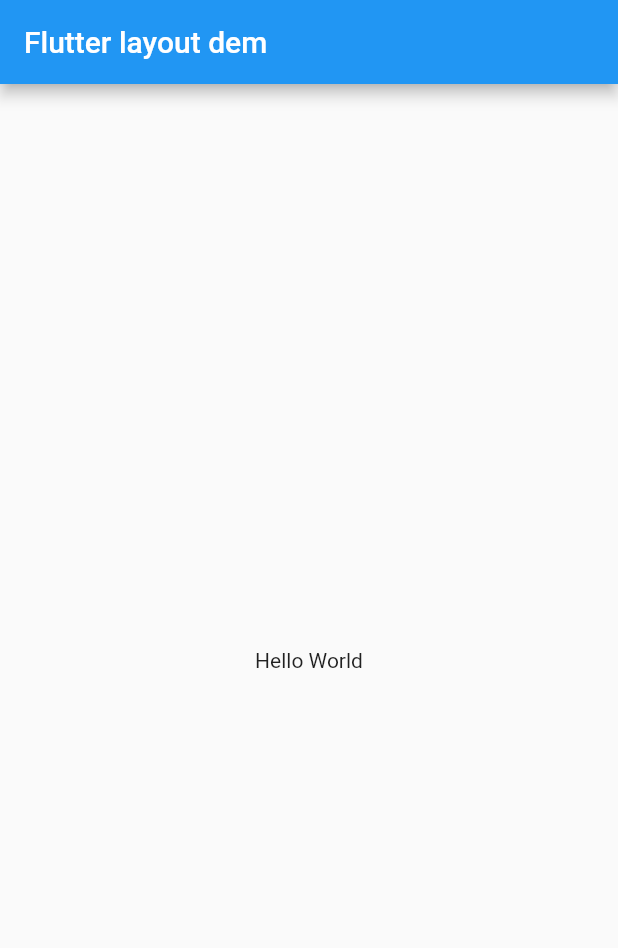
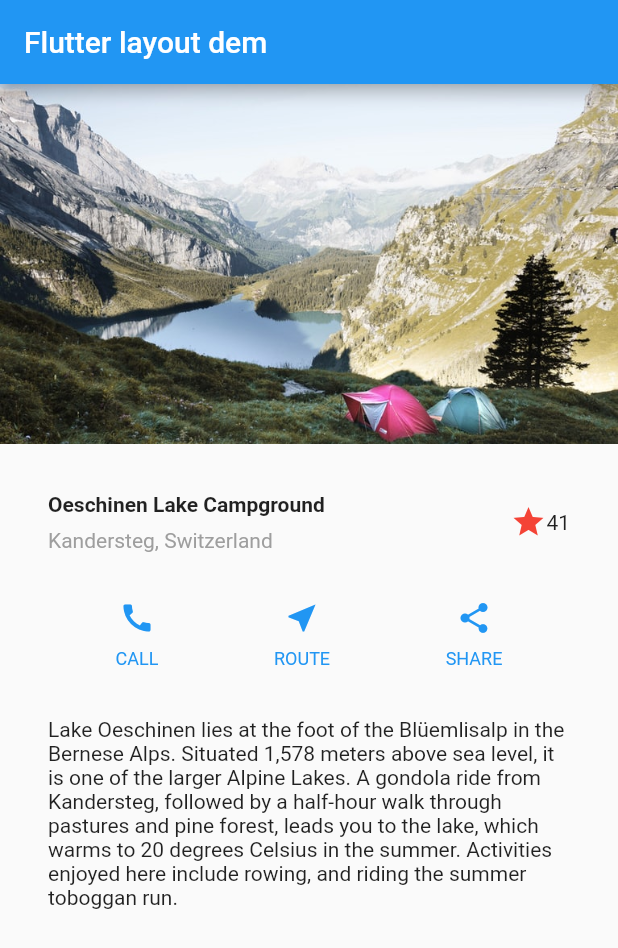
Before and after one commit to TerrenceFong/flutter-iComic, a Flutter app: the screen it shows after launch, on a phone screen of 412 x 824 dp. Shown: the top 948 px of the screen. Run offline on Flutter 3.47's test engine with Material 2 defaults, Android fonts, the light colour scheme and no system bars.

Commit message:
feat: layout/tutorial

```diff
--- a/lib/main.dart
+++ b/lib/main.dart
@@ -2,24 +2,114 @@
 // Use of this source code is governed by a BSD-style license that can be
 // found in the LICENSE file.
 
-import 'package:english_words/english_words.dart';
 import 'package:flutter/material.dart';
 
 void main() => runApp(MyApp());
 
 class MyApp extends StatelessWidget {
-  @override
   Widget build(BuildContext context) {
+    Color color = Theme.of(context).primaryColor;
+
+    Widget buttonSection = Container(
+      child: Row(
+        mainAxisAlignment: MainAxisAlignment.spaceEvenly,
+        children: [
+          _buildButtonColumn(color, Icons.call, 'CALL'),
+          _buildButtonColumn(color, Icons.near_me, 'ROUTE'),
+          _buildButtonColumn(color, Icons.share, 'SHARE'),
+        ],
+      ),
+    );
+
     return MaterialApp(
       title: 'Flutter layout dem',
       home: Scaffold(
         appBar: AppBar(
           title: const Text('Flutter layout dem'),
         ),
-        body: const Center(
-          child: Text('Hello World'),
+        body: ListView(
+          children: [
+            Image.asset(
+              'images/lake.jpg',
+              width: 640,
+              height: 240,
+              fit: BoxFit.cover,
+            ),
+            titleSection,
+            buttonSection,
+            textSection,
+          ],
         ),
       ),
     );
   }
+
+  Column _buildButtonColumn(Color color, IconData icon, String label) {
+    return Column(
+      mainAxisSize: MainAxisSize.min,
+      mainAxisAlignment: MainAxisAlignment.center,
+      children: [
+        Icon(icon, color: color),
+        Container(
+          margin: const EdgeInsets.only(top: 8),
+          child: Text(
+            label,
+            style: TextStyle(
+              fontSize: 12,
+              fontWeight: FontWeight.w400,
+              color: color,
+            ),
+          ),
+        )
+      ],
+    );
+  }
 }
+
+Widget titleSection = Container(
+  padding: const EdgeInsets.all(32),
+  child: Row(
+    children: [
+      Expanded(
+        child: Column(
+          crossAxisAlignment: CrossAxisAlignment.start,
+          children: [
+            Container(
+              padding: const EdgeInsets.only(bottom: 8),
+              child: Text(
+                'Oeschinen Lake Campground',
+                style: TextStyle(
+                  fontWeight: FontWeight.bold,
+                ),
+              ),
+            ),
+            Text(
+              'Kandersteg, Switzerland',
+              style: TextStyle(
+                color: Colors.grey[500],
+              ),
+            ),
+          ],
+        ),
+      ),
+      Icon(
+        Icons.star,
+        color: Colors.red[500],
+      ),
+      Text('41')
+    ],
+  ),
+);
+
+Widget textSection = Container(
+  padding: const EdgeInsets.all(32),
+  child: Text(
+    'Lake Oeschinen lies at the foot of the Blüemlisalp in the Bernese '
+    'Alps. Situated 1,578 meters above sea level, it is one of the '
+    'larger Alpine Lakes. A gondola ride from Kandersteg, followed by a '
+    'half-hour walk through pastures and pine forest, leads you to the '
+    'lake, which warms to 20 degrees Celsius in the summer. Activities '
+    'enjoyed here include rowing, and riding the summer toboggan run.',
+    softWrap: true,
+  ),
+);
--- a/pubspec.yaml
+++ b/pubspec.yaml
@@ -44,8 +44,8 @@ flutter:
   uses-material-design: true
 
   # To add assets to your application, add an assets section, like this:
-  # assets:
-  #   - images/a_dot_burr.jpeg
+  assets:
+    - images/lake.jpg
   #   - images/a_dot_ham.jpeg
 
   # An image asset can refer to one or more resolution-specific "variants", see
```
Also changed, not shown: images/lake.jpg (added).
